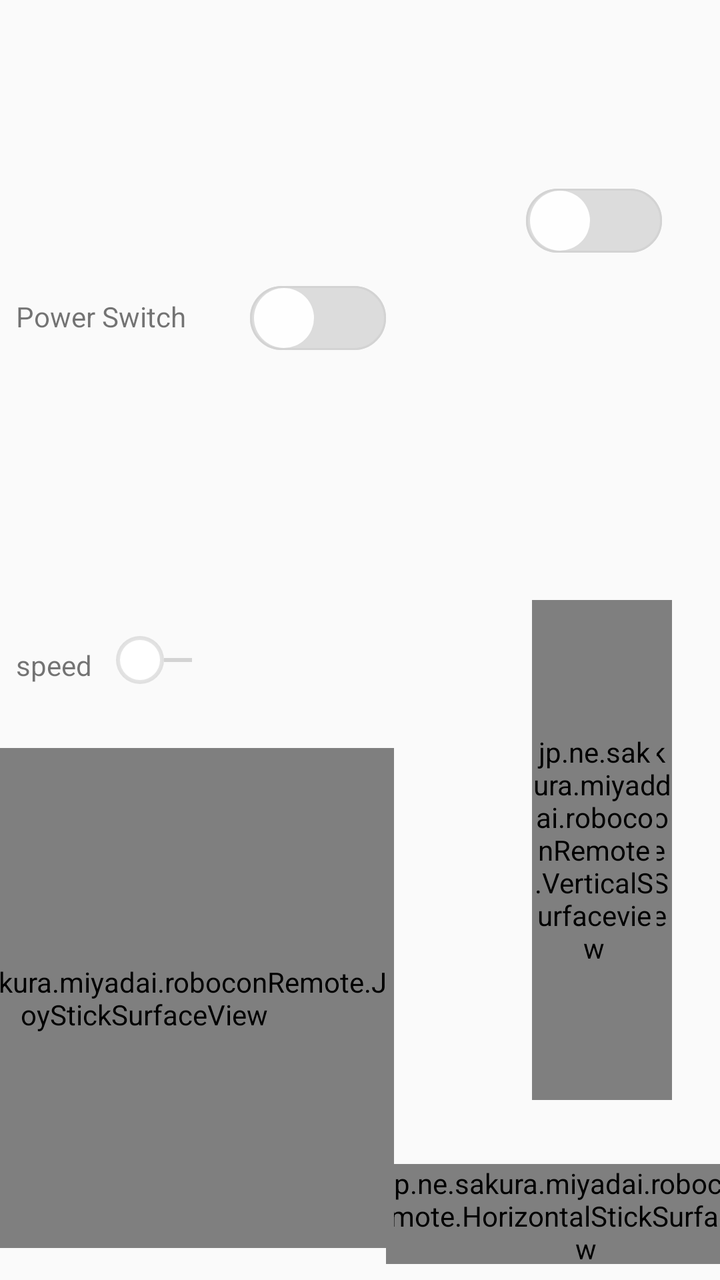
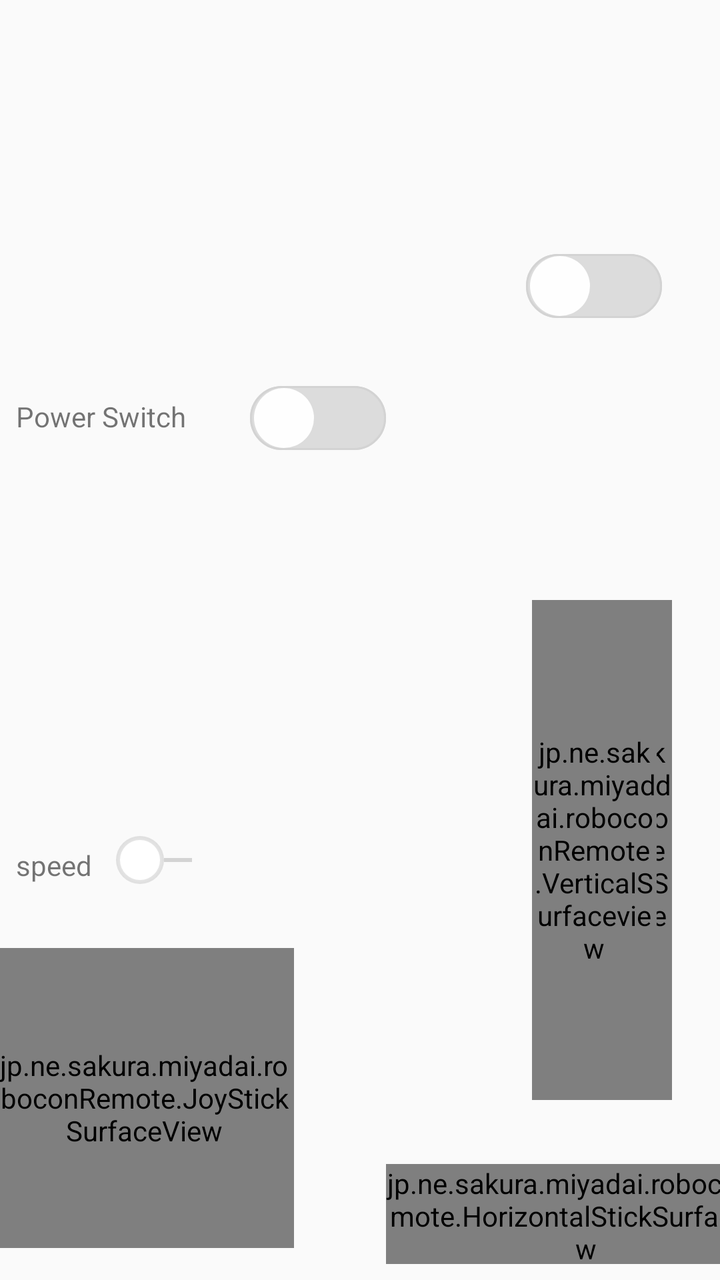

The first picture is an Android layout as it rendered before a commit; the second is the same layout after the commit. The layout source and the unified diff follow.
<!-- AndroidManifest.xml: activity theme Theme.RoboconRemote -->
<!-- res/layout/activity_main.xml -->
<?xml version="1.0" encoding="utf-8"?>
<androidx.constraintlayout.widget.ConstraintLayout xmlns:android="http://schemas.android.com/apk/res/android"
    xmlns:app="http://schemas.android.com/apk/res-auto"
    xmlns:tools="http://schemas.android.com/tools"
    android:layout_width="match_parent"
    android:layout_height="match_parent"
    android:orientation="vertical">

    <SeekBar
        android:id="@+id/speed_changer"
        android:layout_width="0dp"
        android:layout_height="wrap_content"
        android:layout_marginStart="8dp"
        android:layout_marginEnd="32dp"
        android:layout_marginBottom="32dp"
        android:thumb="@drawable/bar_thumb"
        app:layout_constraintBottom_toTopOf="@+id/JoySticksurfaceView"
        app:layout_constraintEnd_toStartOf="@+id/JoyStick_before_guideline"
        app:layout_constraintStart_toEndOf="@+id/text_speed" />

    <jp.ne.sakura.miyadai.roboconRemote.VerticalSurfaceview
        android:id="@+id/verticalSurfaceview"
        android:layout_width="0dp"
        android:layout_height="250dp"
        android:layout_marginEnd="24dp"
        android:layout_marginBottom="32dp"
        app:layout_constraintBottom_toTopOf="@+id/horizontalStickSurfaceview"
        app:layout_constraintDimensionRatio="1:4"
        app:layout_constraintEnd_toEndOf="parent"
        app:layout_constraintTop_toBottomOf="@+id/switch_seppuku2"
        app:layout_constraintVertical_bias="1.0" />

    <TextView
        android:id="@+id/text_speed"
        android:layout_width="wrap_content"
        android:layout_height="wrap_content"
        android:layout_marginStart="8dp"
        android:layout_marginBottom="32dp"
        android:text="speed"
        app:layout_constraintBottom_toTopOf="@+id/JoySticksurfaceView"
        app:layout_constraintStart_toStartOf="parent" />


    <TextView
        android:id="@+id/text_seppuku"
        android:layout_width="wrap_content"
        android:layout_height="21dp"
        android:layout_marginStart="8dp"
        android:text="Power Switch"
        app:layout_constraintBottom_toBottomOf="@+id/switch_seppuku"
        app:layout_constraintStart_toStartOf="parent"
        app:layout_constraintTop_toTopOf="@+id/switch_seppuku" />

    <Switch
        android:id="@+id/switch_seppuku"
        android:layout_width="wrap_content"
        android:layout_height="wrap_content"
        android:layout_marginStart="32dp"
        android:background="@drawable/swtich_track"
        android:showText="false"
        android:thumb="@drawable/switch_thumb"
        android:track="@drawable/swtich_track"
        app:layout_constraintBottom_toTopOf="@+id/speed_changer"
        app:layout_constraintStart_toEndOf="@+id/text_seppuku"
        app:layout_constraintTop_toTopOf="parent" />

    <Switch
        android:id="@+id/switch_seppuku2"
        android:layout_width="wrap_content"
        android:layout_height="wrap_content"
        android:background="@drawable/swtich_track"
        android:showText="false"
        android:thumb="@drawable/switch_thumb"
        android:track="@drawable/swtich_track"
        app:layout_constraintBottom_toTopOf="@+id/speed_changer"
        app:layout_constraintEnd_toEndOf="parent"
        app:layout_constraintStart_toStartOf="@+id/JoyStick_after_guideline"
        app:layout_constraintTop_toTopOf="parent"
        app:layout_constraintVertical_bias="0.326" />

    <jp.ne.sakura.miyadai.roboconRemote.HorizontalStickSurfaceview
        android:id="@+id/horizontalStickSurfaceview"
        android:layout_width="200dp"
        android:layout_height="0dp"
        android:layout_marginEnd="8dp"
        android:layout_marginBottom="8dp"
        app:layout_constraintBottom_toBottomOf="parent"
        app:layout_constraintDimensionRatio="4:1"
        app:layout_constraintEnd_toEndOf="parent"
        app:layout_constraintStart_toStartOf="@+id/JoyStick_after_guideline" />

    <jp.ne.sakura.miyadai.roboconRemote.JoyStickSurfaceView
        android:id="@+id/JoySticksurfaceView"
        android:layout_width="0dp"
        android:layout_height="250dp"
        android:layout_marginStart="16dp"
        android:layout_marginEnd="16dp"
        android:layout_marginBottom="16dp"
        app:layout_constraintBottom_toBottomOf="parent"
        app:layout_constraintDimensionRatio="1:1"
        app:layout_constraintEnd_toStartOf="@+id/JoyStick_before_guideline"
        app:layout_constraintStart_toStartOf="parent" />

    <jp.ne.sakura.miyadai.roboconRemote.VerticalSurfaceview
        android:id="@+id/verticalSurfaceview2"
        android:layout_width="0dp"
        android:layout_height="250dp"
        android:layout_marginStart="32dp"
        app:layout_constraintBottom_toBottomOf="@+id/verticalSurfaceview"
        app:layout_constraintDimensionRatio="1:4"
        app:layout_constraintStart_toStartOf="@+id/JoyStick_after_guideline"
        app:layout_constraintTop_toTopOf="@+id/verticalSurfaceview" />

    <androidx.constraintlayout.widget.Guideline
        android:id="@+id/JoyStick_after_guideline"
        android:layout_width="wrap_content"
        android:layout_height="wrap_content"
        android:orientation="vertical"
        app:layout_constraintGuide_percent="0.65" />

    <androidx.constraintlayout.widget.Guideline
        android:id="@+id/JoyStick_before_guideline"
        android:layout_width="wrap_content"
        android:layout_height="wrap_content"
        android:orientation="vertical"
        app:layout_constraintGuide_percent="0.4" />

</androidx.constraintlayout.widget.ConstraintLayout>
<!-- resources referenced by this layout -->
<resources>
  <!-- drawable bar_thumb (drawable) -->
  <?xml version="1.0" encoding="utf-8"?>
  <layer-list xmlns:android="http://schemas.android.com/apk/res/android">
  
      <item>
  
          <shape android:shape="oval" >
              <gradient
                  android:angle="270"
                  android:endColor="#3D000000"
                  android:gradientRadius="24dp"
                  android:startColor="@color/white"
                  android:type="radial" />
  
              <size
                  android:width="24dp"
                  android:height="24dp" />
          </shape>
      </item>
      <item
          android:bottom="2dp"
          android:left="2dp"
          android:right="2dp"
          android:top="2dp">
  
          <shape android:shape="oval">
              <solid android:color="@color/white" />
  
          </shape>
  
      </item>
  
  </layer-list>
  <!-- drawable switch_thumb (drawable) -->
  <?xml version="1.0" encoding="utf-8"?>
  <selector xmlns:android="http://schemas.android.com/apk/res/android">
      
      <item>
          <layer-list>
              <item android:bottom="4dp"
                  android:left="2dp"
                  android:right="2dp"
                  android:top="4dp">
                  <shape android:shape="oval" >
                      <size android:height="30dp" android:width="30dp" />
                      <solid android:color="#fefefe" />
                  </shape>
              </item>
          </layer-list>
      </item>
  
      
      <item>
          <layer-list>
              <item android:bottom="4dp"
                  android:left="2dp"
                  android:right="2dp"
                  android:top="4dp">
                  <shape android:shape="oval" >
                      <size android:height="30dp" android:width="30dp" />
                      <solid android:color="#fefefe" />
                  </shape>
              </item>
          </layer-list>
      </item>
  
  </selector>
  <!-- drawable swtich_track (drawable) -->
  <?xml version="1.0" encoding="utf-8"?>
  <selector xmlns:android="http://schemas.android.com/apk/res/android">
  
      
      <item android:state_checked="true">
          <layer-list>
              <item android:bottom="3dp" android:top="3dp">
                  
                  <shape android:shape="rectangle">
                      
                      <corners android:radius="32dp" />
                      
                      <solid android:color="#76d672" />
                  </shape>
              </item>
          </layer-list>
      </item>
  
      
      <item>
          <layer-list>
              <item android:bottom="3dp" android:top="3dp">
                  
                  <shape android:shape="rectangle">
                      
                      <corners android:radius="32dp" />
                      
                      <solid android:color="#dcdcdc"/>
                      
                      <stroke android:width="1dp" android:color="#d3d3d3"/>
                  </shape>
              </item>
          </layer-list>
      </item>
  
  </selector>
  <style name="Theme.RoboconRemote" parent="android:Theme.Material.Light.NoActionBar" />
  <color name="white">#FFFFFFFF</color>
</resources>

<!-- the commit's change to res/layout/activity_main.xml (unified diff, before → after) -->
@@ -92,7 +92,7 @@
     <jp.ne.sakura.miyadai.roboconRemote.JoyStickSurfaceView
         android:id="@+id/JoySticksurfaceView"
         android:layout_width="0dp"
-        android:layout_height="250dp"
+        android:layout_height="150dp"
         android:layout_marginStart="16dp"
         android:layout_marginEnd="16dp"
         android:layout_marginBottom="16dp"
